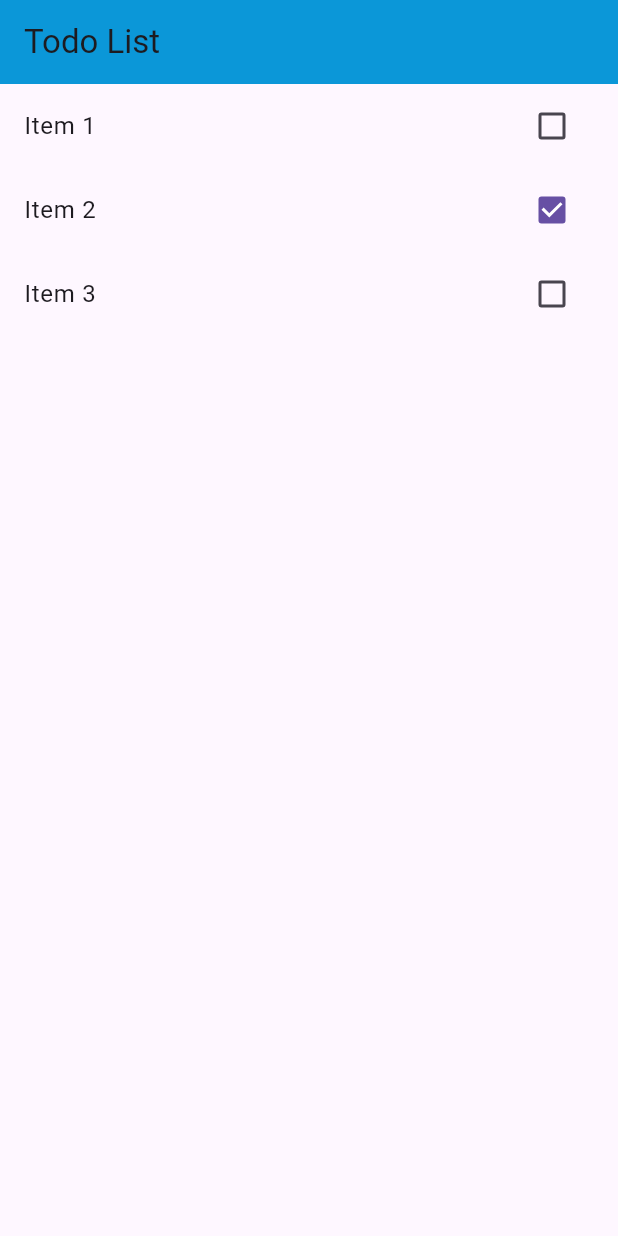
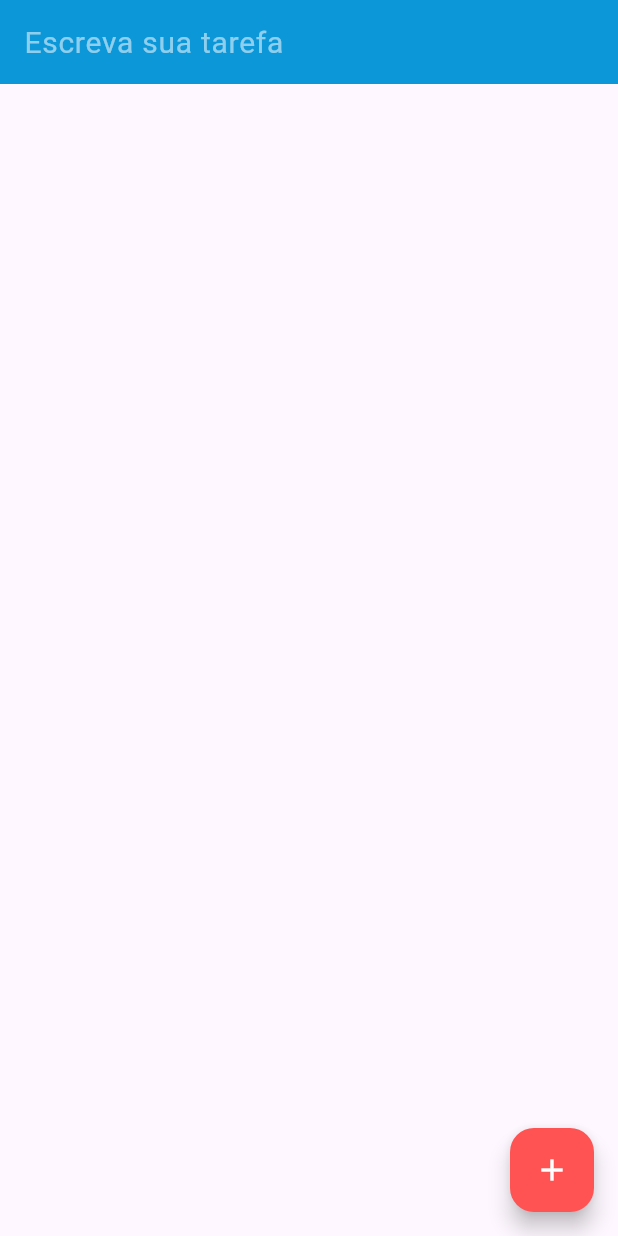
Before and after one commit to mhaffz/firstappflutter, a Flutter app: the screen it shows after launch, on a phone screen of 412 x 824 dp. Run offline on Flutter 3.47's test engine with Material 3 defaults, Android fonts, the phone set to English and light mode, and no system bars.

Commit message:
Refactor todo list with dynamic task input and UI updates
Implements a more interactive todo list with the following improvements:

- Replaces static task list with dynamic task input functionality
- Adds text input field in app bar for new task entry
- Introduces floating action button to add new tasks
- Updates Item model to use more idiomatic Dart syntax
- Applies const constructor optimizations throughout the app

```diff
--- a/lib/main.dart
+++ b/lib/main.dart
@@ -3,7 +3,7 @@
 import 'package:flutter/material.dart';
 import 'package:todolist/models/item.dart';
 
-void main() => runApp(App());
+void main() => runApp(const App());
 
 class App extends StatelessWidget {
   const App({super.key});
@@ -14,37 +14,52 @@ class App extends StatelessWidget {
       title: 'Todo App',
       debugShowCheckedModeBanner: false,
       theme: ThemeData(primarySwatch: Colors.blue),
-      home: HomePage(),
+      home: const HomePage(),
     );
   }
 }
 
 class HomePage extends StatefulWidget {
-  var items = <Item>[];
-
-  HomePage() {
-    items = [];
-    items.add(Item(title: "Item 1", done: false));
-    items.add(Item(title: "Item 2", done: true));
-    items.add(Item(title: "Item 3", done: false));
-  }
+  const HomePage({super.key});
 
   @override
   State<HomePage> createState() => _HomePageState();
 }
 
 class _HomePageState extends State<HomePage> {
+  var newTaskCtrl = TextEditingController();
+
+  final List<Item> items = [];
+
+  void addItem() {
+    if (newTaskCtrl.text.isEmpty) return;
+
+    setState(() {
+      items.add(Item(title: newTaskCtrl.text, done: false));
+      newTaskCtrl.clear();
+    });
+  }
+
   @override
   Widget build(BuildContext context) {
     return Scaffold(
       appBar: AppBar(
-        title: Text("Todo List"),
+        title: TextFormField(
+          controller: newTaskCtrl,
+          keyboardType: TextInputType.text,
+          style: TextStyle(color: Colors.white, fontSize: 20),
+          decoration: InputDecoration(
+            hintText: "Escreva sua tarefa",
+            hintStyle: TextStyle(color: Colors.white54),
+            border: InputBorder.none,
+          ),
+        ),
         backgroundColor: const Color(0xFF0B97D8),
       ),
       body: ListView.builder(
-        itemCount: widget.items.length,
+        itemCount: items.length,
         itemBuilder: (BuildContext ctxt, int index) {
-          final item = widget.items[index];
+          final item = items[index];
           return CheckboxListTile(
             title: Text(item.title),
             key: Key(item.title),
@@ -57,6 +72,12 @@ class _HomePageState extends State<HomePage> {
           );
         },
       ),
+      floatingActionButton: FloatingActionButton(
+        onPressed: addItem,
+        backgroundColor: Colors.redAccent,
+        foregroundColor: Colors.white,
+        child: Icon(Icons.add),
+      ),
     );
   }
 }
--- a/lib/models/item.dart
+++ b/lib/models/item.dart
@@ -9,9 +9,9 @@ class Item {
   }
 
   Map<String, dynamic> toJson() {
-    final Map<String, dynamic> data = new Map<String, dynamic>();
-    data['title'] = this.title;
-    data['done'] = this.done;
+    final Map<String, dynamic> data = <String, dynamic>{};
+    data['title'] = title;
+    data['done'] = done;
     return data;
   }
 }
```
Also changed, not shown: 1 other file.
